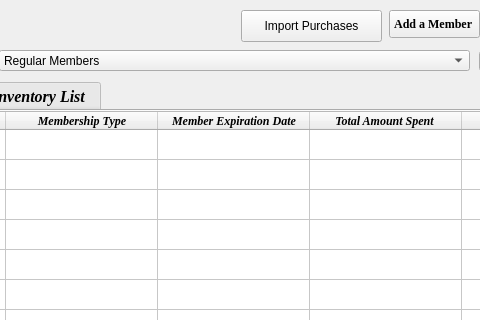
Qt form costcopage.ui (danielmulvad/CS1C-Project-2) before a commit; both pictures show x 391 to 871 and y 0 to 320 of the 1257 by 692 pixel window.
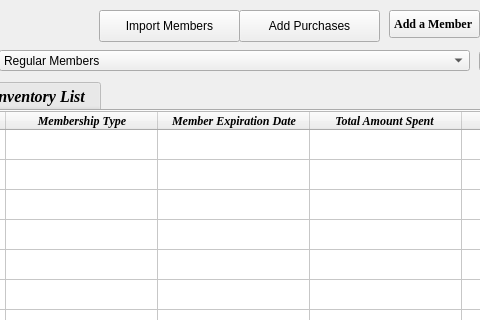
The same form after that commit. The open tabs and pages were chosen to show the change.

What changed in the file:
```diff
--- a/costcopage.ui
+++ b/costcopage.ui
@@ -689,14 +689,27 @@
   <widget class="QPushButton" name="button_importPurchasesFromFileSelection">
    <property name="geometry">
     <rect>
-     <x>632</x>
+     <x>630</x>
      <y>10</y>
      <width>141</width>
      <height>32</height>
     </rect>
    </property>
    <property name="text">
-    <string>Import Purchases</string>
+    <string>Add Purchases</string>
+   </property>
+  </widget>
+  <widget class="QPushButton" name="button_importMembersFromFileSelection">
+   <property name="geometry">
+    <rect>
+     <x>490</x>
+     <y>10</y>
+     <width>141</width>
+     <height>32</height>
+    </rect>
+   </property>
+   <property name="text">
+    <string>Import Members</string>
    </property>
   </widget>
  </widget>
```
Left out of the diff: 2 changed lines with no effect on the pictures.
